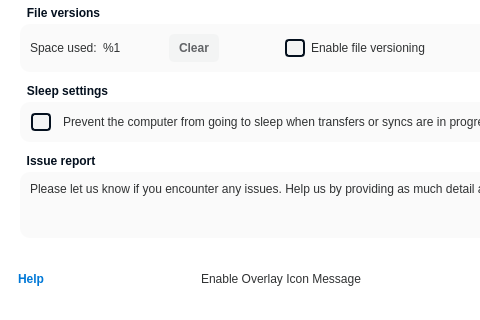
The window that src/MEGASync/gui/linux/SettingsDialog.ui (meganz/MEGAsync) describes before a commit, drawn with Qt 5; both pictures show x 0 to 480 and y 515 to 835 of the 675 by 835 pixel window.
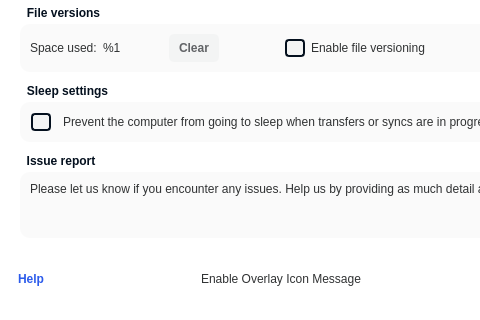
The same window after the commit. Icons and pictures are not drawn. Custom widgets are drawn as their Qt base class.

Patch:
```diff
--- a/src/MEGASync/gui/linux/SettingsDialog.ui
+++ b/src/MEGASync/gui/linux/SettingsDialog.ui
@@ -2298,14 +2298,7 @@
       <item alignment="Qt::AlignLeft">
        <widget class="QPushButton" name="bHelp">
         <property name="styleSheet">
-         <string notr="true">QPushButton {
-border: none;
-color: #0078D7;
-}
-
-QPushButton::!enabled {
-color: grey;
-}</string>
+         <string notr="true"/>
         </property>
         <property name="text">
          <string>Help</string>
```
